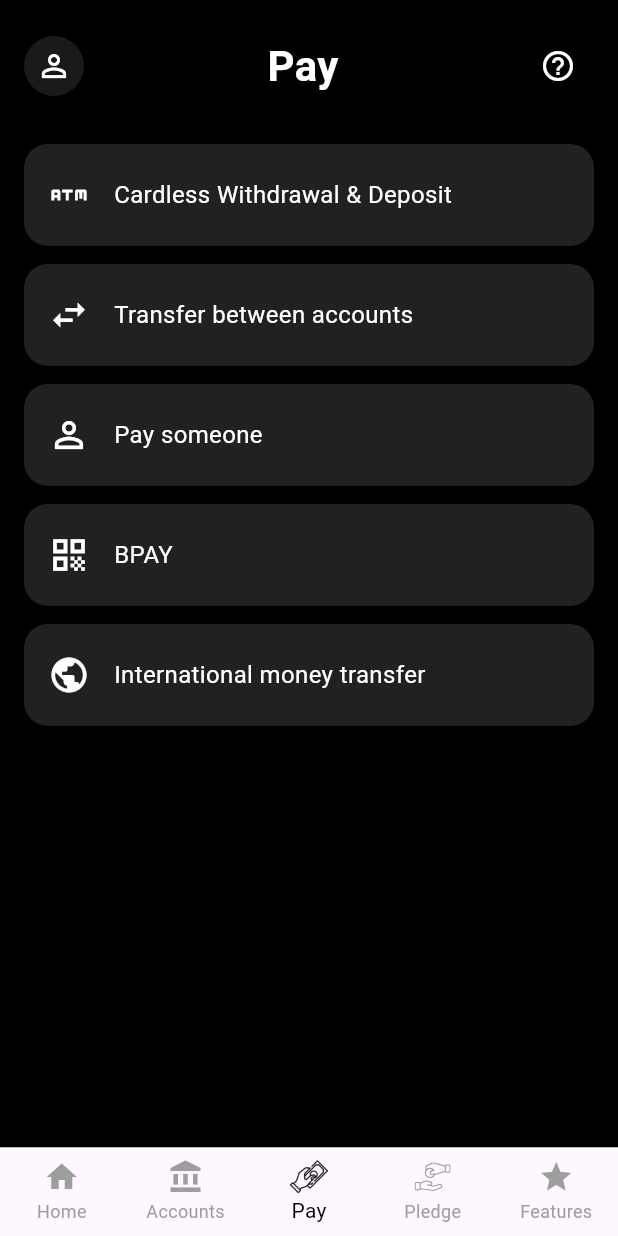
After one commit to deanagan/the_pledge_bank, a Flutter app: the screen it shows after launch, item 3 of the bottom bar chosen, on a phone screen of 412 x 824 dp. The commit adds this screen. Run offline on Flutter 3.47's test engine with Material 3 defaults, Android fonts, the phone set to English and light mode, and no system bars; our stand-ins replace flutter_svg.

Commit message:
Add pay screen

```diff
--- a/lib/home_screen.dart
+++ b/lib/home_screen.dart
@@ -1,7 +1,4 @@
 import 'package:flutter/material.dart';
-import 'package:the_pledge_bank/icons/pay_icon.dart';
-
-import 'icons/pledge_money.dart';
 
 class HomeScreen extends StatelessWidget {
   final List<Map<String, dynamic>> accounts = [
@@ -23,23 +20,6 @@ class HomeScreen extends StatelessWidget {
   ];
 
   HomeScreen({super.key});
-
-  @override
-  Widget build(BuildContext context) {
-    return Scaffold(
-      bottomNavigationBar: BottomNavBar(),
-      body: SafeArea(
-        child: Column(
-          children: [
-            _buildTopBar(),
-            _buildTitle(),
-            Expanded(child: _buildAccountList()),
-            _buildTotalSection(),
-          ],
-        ),
-      ),
-    );
-  }
 
   Widget _buildTopBar() {
     return Padding(
@@ -125,23 +105,19 @@ class HomeScreen extends StatelessWidget {
       ],
     );
   }
-}
-
-class BottomNavBar extends StatelessWidget {
-  const BottomNavBar({super.key});
 
   @override
   Widget build(BuildContext context) {
-    return BottomNavigationBar(
-      selectedItemColor: Colors.black,
-      unselectedItemColor: Colors.grey,
-      items: [
-        BottomNavigationBarItem(icon: Icon(Icons.home), label: 'Home'),
-        BottomNavigationBarItem(icon: Icon(Icons.account_balance), label: 'Accounts'),
-        BottomNavigationBarItem(icon: PayIcon(), label: 'Pay'),
-        BottomNavigationBarItem(icon: PledgeMoneyIcon(size: 28, color: Colors.green), label: 'Pledge'),
-        BottomNavigationBarItem(icon: Icon(Icons.star), label: 'Features'),
-      ],
+    return SafeArea(
+      child: Column(
+        children: [
+          _buildTopBar(),
+          _buildTitle(),
+          Expanded(child: _buildAccountList()),
+          _buildTotalSection(),
+        ],
+      ),
     );
   }
+
 }
--- a/lib/main.dart
+++ b/lib/main.dart
@@ -1,5 +1,5 @@
 import 'package:flutter/material.dart';
-import 'home_screen.dart';
+import 'main_screen.dart';
 
 void main() {
   runApp(ThePledgeBankApp());
@@ -17,7 +17,7 @@ class ThePledgeBankApp extends StatelessWidget {
         primarySwatch: Colors.yellow,
         scaffoldBackgroundColor: Colors.yellow[100],
       ),
-      home: HomeScreen(),
+      home: MainScreen(),
     );
   }
 }
--- /dev/null
+++ b/lib/main_screen.dart
@@ -0,0 +1,62 @@
+import 'package:flutter/material.dart';
+import 'package:the_pledge_bank/pay_screen.dart';
+import 'home_screen.dart';
+//import 'pay_screen.dart';
+//import 'pledge_screen.dart';
+//import 'features_screen.dart';
+//import 'accounts_screen.dart';
+import 'package:the_pledge_bank/icons/pay_icon.dart';
+
+import 'icons/pledge_money.dart';
+
+class MainScreen extends StatefulWidget {
+  const MainScreen({super.key});
+
+  @override
+  State<MainScreen> createState() => _MainScreenState();
+}
+
+class _MainScreenState extends State<MainScreen> {
+  int _selectedIndex = 0;
+
+  final List<Widget> _screens = [
+    HomeScreen(),
+    HomeScreen(), // temp
+    PayScreen(), // temp
+    HomeScreen(), // temp
+    HomeScreen(), // temp
+    //AccountsScreen(),
+    //PayScreen(),
+    //PledgeScreen(),
+    //FeaturesScreen(),
+  ];
+
+  void _onItemTapped(int index) {
+    setState(() => _selectedIndex = index);
+  }
+
+  @override
+  Widget build(BuildContext context) {
+    return Scaffold(
+      body: IndexedStack(
+        index: _selectedIndex,
+        children: _screens,
+      ),
+      bottomNavigationBar: BottomNavigationBar(
+        currentIndex: _selectedIndex,
+        selectedItemColor: Colors.black,
+        unselectedItemColor: Colors.grey,
+        onTap: _onItemTapped,
+        type: BottomNavigationBarType.fixed, // No shifting please
+        items: const [
+          BottomNavigationBarItem(icon: Icon(Icons.home), label: 'Home'),
+          BottomNavigationBarItem(icon: Icon(Icons.account_balance), label: 'Accounts'),
+          BottomNavigationBarItem(icon: PayIcon(), label: 'Pay'),
+          BottomNavigationBarItem(icon: PledgeMoneyIcon(size: 28, color: Colors.grey), label: 'Pledge'),
+          BottomNavigationBarItem(icon: Icon(Icons.star), label: 'Features'),
+
+        ],
+      ),
+    );
+  }
+}
--- /dev/null
+++ b/lib/pay_screen.dart
@@ -0,0 +1,79 @@
+import 'package:flutter/material.dart';
+
+class PayScreen extends StatelessWidget {
+  const PayScreen({Key? key}) : super(key: key);
+
+  @override
+  Widget build(BuildContext context) {
+    return SafeArea(
+      child: Container(
+        color: Colors.black,
+        child: Column(
+          crossAxisAlignment: CrossAxisAlignment.start,
+          children: [
+            _buildHeader(),
+            const SizedBox(height: 16),
+            Expanded(
+              child: ListView(
+                padding: const EdgeInsets.symmetric(horizontal: 16),
+                children: [
+                  _buildPayOption(Icons.atm, 'Cardless Withdrawal & Deposit'),
+                  _buildPayOption(Icons.swap_horiz, 'Transfer between accounts'),
+                  _buildPayOption(Icons.person_outline, 'Pay someone'),
+                  _buildPayOption(Icons.qr_code, 'BPAY'),
+                  _buildPayOption(Icons.public, 'International money transfer'),
+                ],
+              ),
+            ),
+          ],
+        ),
+      ),
+    );
+  }
+
+  Widget _buildHeader() {
+    return Padding(
+      padding: const EdgeInsets.fromLTRB(16, 20, 16, 12),
+      child: Row(
+        mainAxisAlignment: MainAxisAlignment.spaceBetween,
+        children: [
+          const CircleAvatar(
+            backgroundColor: Colors.white10,
+            child: Icon(Icons.person_outline, color: Colors.white),
+          ),
+          const Text(
+            'Pay',
+            style: TextStyle(fontSize: 28, fontWeight: FontWeight.bold, color: Colors.white),
+          ),
+          IconButton(
+            icon: const Icon(Icons.help_outline, color: Colors.white),
+            onPressed: () {},
+          ),
+        ],
+      ),
+    );
+  }
+
+  Widget _buildPayOption(IconData icon, String title) {
+    return Container(
+      margin: const EdgeInsets.only(bottom: 12),
+      padding: const EdgeInsets.symmetric(horizontal: 16, vertical: 20),
+      decoration: BoxDecoration(
+        color: Colors.grey[900],
+        borderRadius: BorderRadius.circular(16),
+      ),
+      child: Row(
+        children: [
+          Icon(icon, color: Colors.white, size: 28),
+          const SizedBox(width: 16),
+          Expanded(
+            child: Text(
+              title,
+              style: const TextStyle(color: Colors.white, fontSize: 16),
+            ),
+          )
+        ],
+      ),
+    );
+  }
+}
```
